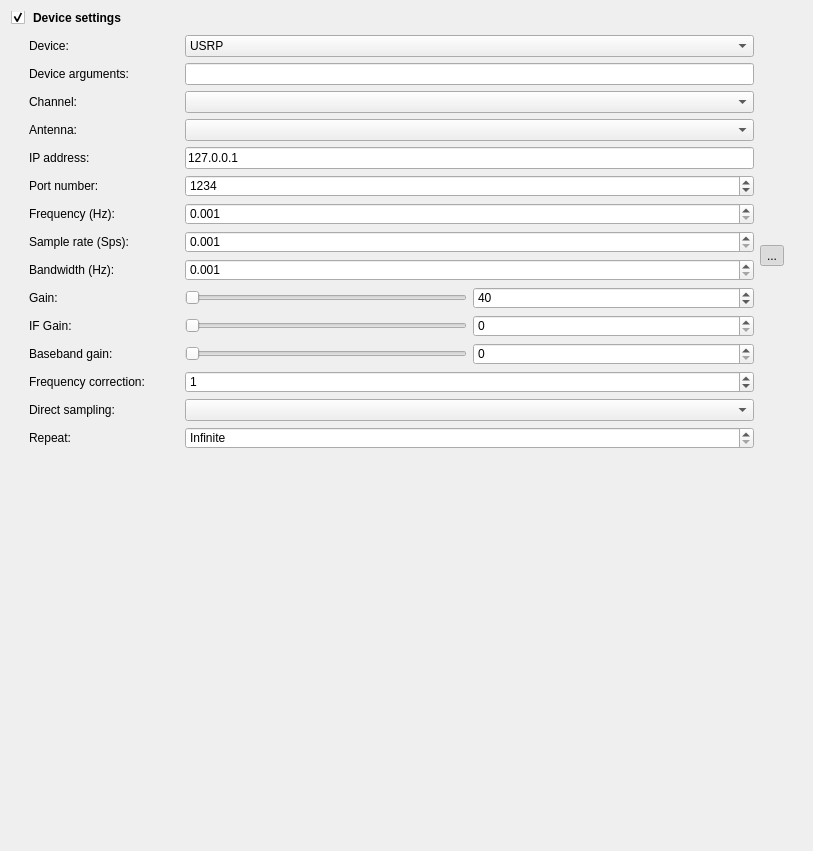
Above: data/ui/send_recv_device_settings.ui from jopohl/urh before the change. Below: the same form after it.
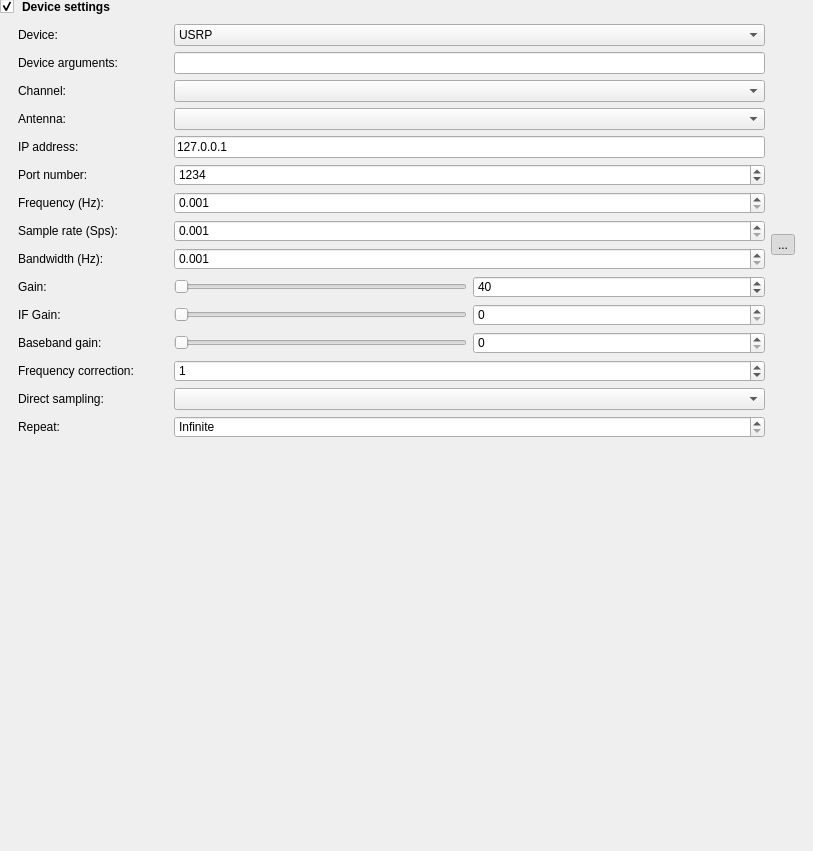
That is the form after the change. Icons and pictures are not drawn. Custom widgets are drawn as their Qt base class.

Commit message: modularize device settings

What changed in the file:
```diff
--- a/data/ui/send_recv_device_settings.ui
+++ b/data/ui/send_recv_device_settings.ui
@@ -14,6 +14,18 @@
    <string>Form</string>
   </property>
   <layout class="QVBoxLayout" name="verticalLayout">
+   <property name="leftMargin">
+    <number>0</number>
+   </property>
+   <property name="topMargin">
+    <number>0</number>
+   </property>
+   <property name="rightMargin">
+    <number>0</number>
+   </property>
+   <property name="bottomMargin">
+    <number>0</number>
+   </property>
    <item>
     <widget class="QGroupBox" name="groupBoxDeviceSettings">
      <property name="font">
```
Left out of the diff: 41 changed lines with no effect on the pictures. The commit also changes 10 other files.
